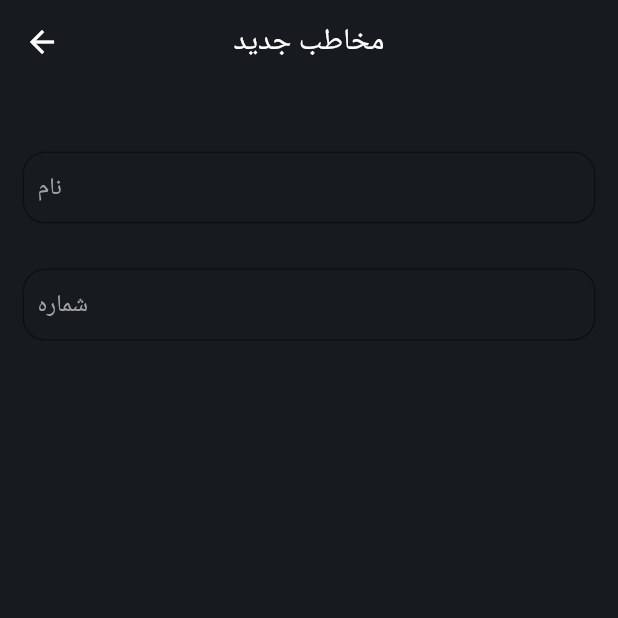
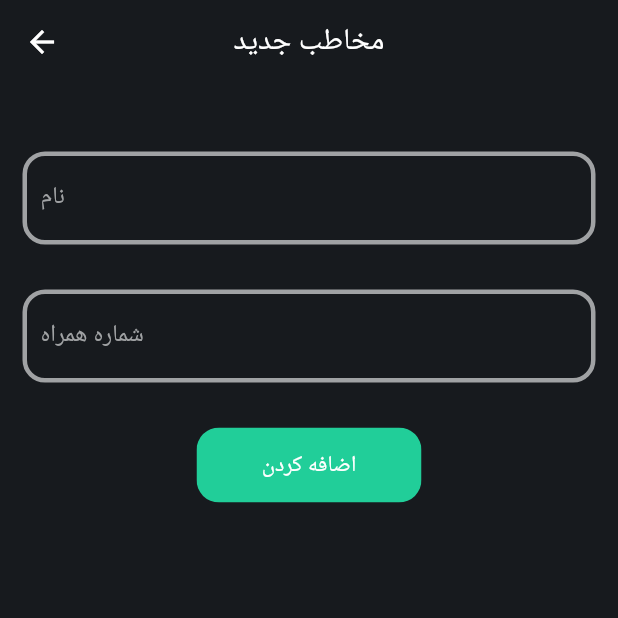
Before and after one commit to Sobhan-Ziyaei/online_phone_book_app, a Flutter app: the AddEditScreen screen opened directly, on a phone screen of 412 x 824 dp, the top half of it. Run offline on Flutter 3.47's test engine with Material 2 defaults, Android fonts, the phone set to English and light mode, and no system bars.

```diff
--- a/lib/screens/add_edit_screen.dart
+++ b/lib/screens/add_edit_screen.dart
@@ -1,10 +1,12 @@
 import 'package:flutter/material.dart';
 import 'package:phone_book_app/constants/custom_color.dart';
+import 'package:phone_book_app/widgets/MyButton.dart';
 import 'package:phone_book_app/widgets/MyTextField.dart';
+import 'package:phone_book_app/widgets/PersonalTextField.dart';
 
 class AddEditScreen extends StatefulWidget {
-  static final TextEditingController nameController = TextEditingController();
-  static final TextEditingController numberController = TextEditingController();
+  static TextEditingController nameController = TextEditingController();
+  static TextEditingController numberController = TextEditingController();
 
   AddEditScreen({Key? key}) : super(key: key);
 
@@ -32,20 +34,32 @@ class _AddEditScreenState extends State<AddEditScreen> {
               const SizedBox(
                 height: 30,
               ),
-              MyTextField(
+              PersonalTextField(
+                labelText: 'نام',
+                inputType: TextInputType.name,
                 controller: AddEditScreen.nameController,
-                errorText: 'errorText',
                 hintText: 'نام',
               ),
               const SizedBox(
                 height: 30,
               ),
-              MyTextField(
-                controller: AddEditScreen.nameController,
-                errorText: 'errorText',
-                hintText: 'شماره',
-
+              PersonalTextField(
+                labelText: 'شماره همراه',
+                inputType: TextInputType.number,
+                controller: AddEditScreen.numberController,
+                hintText: 'شماره همراه',
               ),
+              const SizedBox(
+                height: 30,
+              ),
+              MyButton(
+                child: Text(
+                  'اضافه کردن',
+                  style: const TextStyle(fontSize: 15),
+                ),
+                width: 150,
+                onPressed: () {},
+              )
             ],
           ),
         ),
--- a/lib/widgets/MyButton.dart
+++ b/lib/widgets/MyButton.dart
@@ -1,4 +1,5 @@
 import 'package:flutter/material.dart';
+import 'package:phone_book_app/constants/custom_color.dart';
 
 class MyButton extends StatelessWidget {
   final VoidCallback onPressed;
@@ -9,7 +10,7 @@ class MyButton extends StatelessWidget {
     required this.child,
     required this.width,
     required this.onPressed,
-    this.color = Colors.redAccent,
+    this.color = CustomColor.greenColor,
   });
 
   @override
@@ -17,7 +18,7 @@ class MyButton extends StatelessWidget {
     return AnimatedContainer(
       width: width,
       height: 50.0,
-      duration: Duration(seconds: 1),
+      duration: const Duration(seconds: 1),
       child: ClipRRect(
         borderRadius: BorderRadius.circular(15.0),
         child: ElevatedButton(
--- /dev/null
+++ b/lib/widgets/PersonalTextField.dart
@@ -0,0 +1,58 @@
+import 'package:flutter/material.dart';
+import 'package:phone_book_app/constants/custom_color.dart';
+
+class PersonalTextField extends StatelessWidget {
+  //
+  final TextInputType inputType;
+  final TextEditingController controller;
+  final String hintText;
+  final String labelText;
+  //
+  const PersonalTextField({
+    Key? key,
+    required this.labelText,
+    required this.inputType,
+    required this.controller,
+    required this.hintText,
+  }) : super(key: key);
+
+  @override
+  Widget build(BuildContext context) {
+    return TextField(
+      style: const TextStyle(
+        color: Colors.white,
+      ),
+      controller: controller,
+      keyboardType: inputType,
+      decoration: InputDecoration(
+          label: Text(labelText),
+          labelStyle: const TextStyle(color: CustomColor.greyColor),
+          border: const UnderlineInputBorder(
+            borderSide: BorderSide(
+              color: CustomColor.greyColor,
+            ),
+          ),
+          enabledBorder: const OutlineInputBorder(
+            borderRadius: BorderRadius.all(
+              Radius.circular(15),
+            ),
+            borderSide: BorderSide(
+              color: CustomColor.greyColor,
+              width: 3.0,
+            ),
+          ),
+          focusedBorder: const OutlineInputBorder(
+            borderRadius: BorderRadius.all(
+              Radius.circular(15),
+            ),
+            borderSide: BorderSide(
+              color: CustomColor.greenColor,
+            ),
+          ),
+          hintText: hintText,
+          hintStyle: const TextStyle(
+            color: CustomColor.greyColor,
+          )),
+    );
+  }
+}
```
